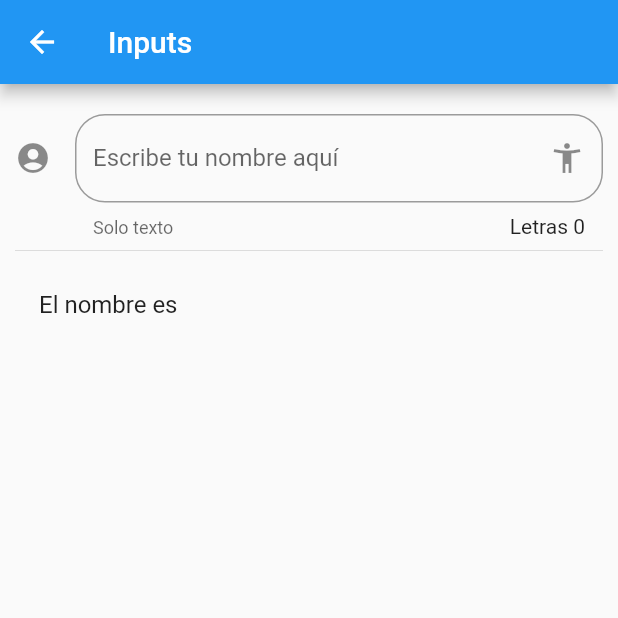
After one commit to Andresdamelio/componentes_flutter, a Flutter app: the InputPage screen opened by its route, on a phone screen of 412 x 824 dp, the top half of it. The commit adds this screen. Run offline on Flutter 3.47's test engine with Material 2 defaults, Android fonts, the phone set to English and light mode, and no system bars.

Commit message:
Input de texto

```diff
--- a/data/menu_opts.json
+++ b/data/menu_opts.json
@@ -20,6 +20,11 @@
             "ruta" : "animatedContainer",
             "icon" : "donut_large",
             "texto": "Animated Container"
+        },
+        {
+            "ruta" : "inputs",
+            "icon" : "input",
+            "texto": "Inputs"
         }
     ]
 }
--- /dev/null
+++ b/lib/src/pages/input_page.dart
@@ -0,0 +1,57 @@
+import 'package:flutter/material.dart';
+
+class InputPage extends StatefulWidget {
+  @override
+  _InputPageState createState() => _InputPageState();
+}
+
+class _InputPageState extends State<InputPage> {
+
+  String _name = '';
+
+  @override
+  Widget build(BuildContext context) {
+    return Scaffold(
+      appBar: AppBar(
+        title: Text('Inputs'),
+      ),
+      body: ListView(
+        padding: EdgeInsets.symmetric( horizontal: 10.0, vertical: 20.0 ),
+        children: <Widget>[
+          _createInput(),
+          Divider(),
+          _createPerson()
+        ]
+      )
+    );
+  }
+
+  Widget _createInput() {
+    return TextField(
+      autofocus: false,
+      textCapitalization: TextCapitalization.sentences,
+      decoration: InputDecoration(
+        border: OutlineInputBorder(
+          borderRadius: BorderRadius.circular(20.0)
+        ),
+        counter: Text('Letras ${ _name.length }'),
+        hintText: 'John Doe' ,
+        labelText: 'Escribe tu nombre aquí',
+        icon: Icon( Icons.account_circle),
+        helperText: 'Solo texto',
+        suffixIcon: Icon( Icons.accessibility_new )
+      ),
+      onChanged: ( valor ) {
+        setState(() {
+          _name = valor;
+        });
+      },
+    );
+  }
+
+  Widget _createPerson() {
+    return ListTile(
+      title: Text('El nombre es $_name '),
+    );
+  }
+}
--- a/lib/src/routes/routes.dart
+++ b/lib/src/routes/routes.dart
@@ -5,6 +5,8 @@ import 'package:componentes_flutter/src/pages/avatar_page.dart';
 import 'package:componentes_flutter/src/pages/home_page.dart';
 import 'package:componentes_flutter/src/pages/card_page.dart';
 import 'package:componentes_flutter/src/pages/animated_container_page.dart';
+import 'package:componentes_flutter/src/pages/input_page.dart';
+
 
 Map<String, WidgetBuilder> getApplicationRoutes() {
   return <String, WidgetBuilder>{
@@ -12,6 +14,7 @@ Map<String, WidgetBuilder> getApplicationRoutes() {
     'alert' : ( BuildContext context ) => AlertPage(),
     'avatar': ( BuildContext context ) => AvatarPage(),
     'card'  : ( BuildContext context ) => CardPage(),
-    'animatedContainer': ( BuildContext contex ) => AnimatedContainerPage()
+    'animatedContainer': ( BuildContext context ) => AnimatedContainerPage(),
+    'inputs': ( BuildContext context ) => InputPage()
   };
 }
--- a/lib/src/utils/icon_string_util.dart
+++ b/lib/src/utils/icon_string_util.dart
@@ -4,7 +4,8 @@ final _icons = <String, IconData>{
   'add_alert'    : Icons.add_alert,
   'accessibility': Icons.accessibility,
   'folder_open'  : Icons.folder_open,
-  'donut_large'  : Icons.donut_large
+  'donut_large'  : Icons.donut_large,
+  'input'       : Icons.input
 };
 
 Icon getIcon( String nameIcon ) {
```
